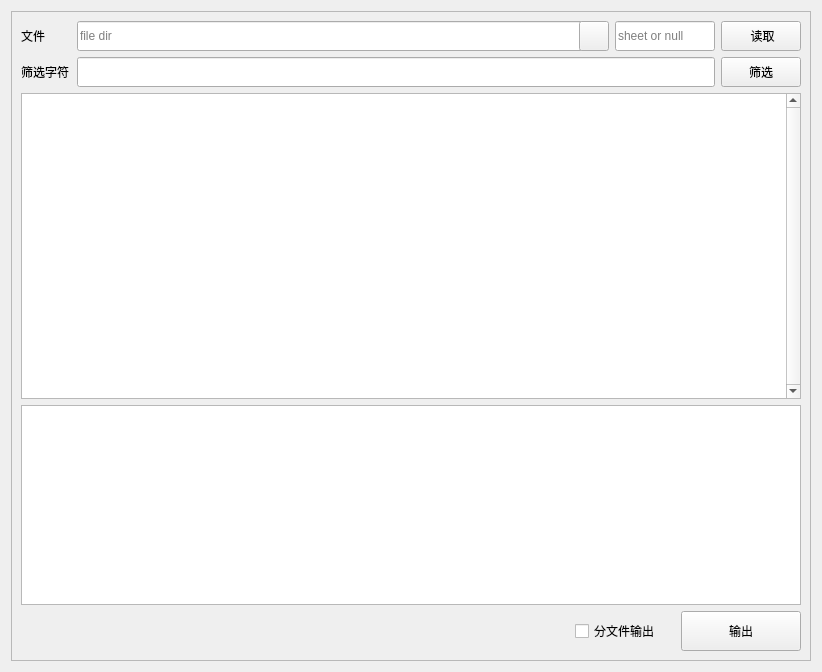
Old version of the form ui/excel_filter.ui in the repository foxliu18/ICEHelper.
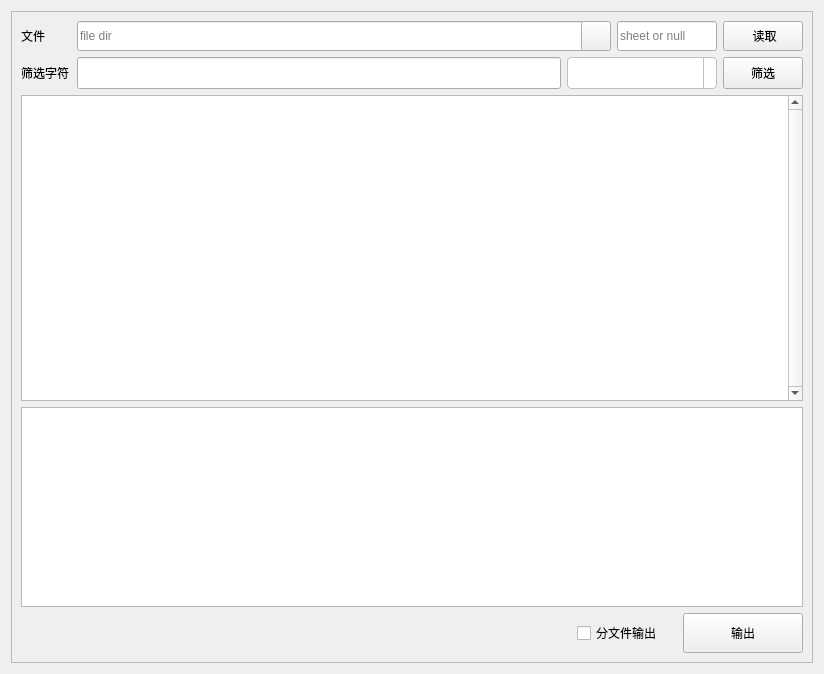
New version of the form. Icons and pictures are not drawn.

Patch:
```diff
--- a/ui/excel_filter.ui
+++ b/ui/excel_filter.ui
@@ -6,8 +6,8 @@
    <rect>
     <x>0</x>
     <y>0</y>
-    <width>818</width>
-    <height>668</height>
+    <width>824</width>
+    <height>674</height>
    </rect>
   </property>
   <property name="windowTitle">
@@ -151,7 +151,7 @@
          <widget class="QLineEdit" name="filter_lineEdit">
           <property name="minimumSize">
            <size>
-            <width>520</width>
+            <width>400</width>
             <height>30</height>
            </size>
           </property>
@@ -166,6 +166,54 @@
           </property>
          </widget>
         </item>
+        <item>
+         <widget class="QComboBox" name="filter_type_comboBox">
+          <property name="minimumSize">
+           <size>
+            <width>150</width>
+            <height>32</height>
+           </size>
+          </property>
+          <property name="styleSheet">
+           <string notr="true">QComboBox {
+        border: 1px solid #c0c0c0;
+        border-radius: 4px;
+        padding: 3px 18px 3px 8px;
+        background: white;
+        selection-background-color: #0078d7;
+    }
+QComboBox::drop-down {
+       	subcontrol-origin: padding;
+    		subcontrol-position: top right;
+    		width: 12px;
+    		border-left: 1px solid #c0c0c0;
+}
+QComboBox::down-arrow {
+        image: url(res/img/combobox_on.svg);  
+}
+/* 下拉列表样式 */
+QComboBox QAbstractItemView {
+    border: 1px solid #c0c0c0;
+    background: white;
+    selection-background-color: #0078d7;  /* 选中项背景色 */
+    selection-color: white;  /* 选中项文字颜色 */
+    outline: 0;  /* 移除焦点虚线框 */
+    min-width: 150px;  /* 最小宽度 */
+}
+
+/* 下拉列表中的项 */
+QComboBox QAbstractItemView::item {
+    padding: 4px 8px;
+    height: 20px;
+}
+
+/* 下拉列表中的项 - 悬停状态 */
+QComboBox QAbstractItemView::item:hover {
+    background-color: #e0e0e0;
+}</string>
+          </property>
+         </widget>
+        </item>
         <item>
          <widget class="QPushButton" name="filter_pbtn">
           <property name="minimumSize">
```
